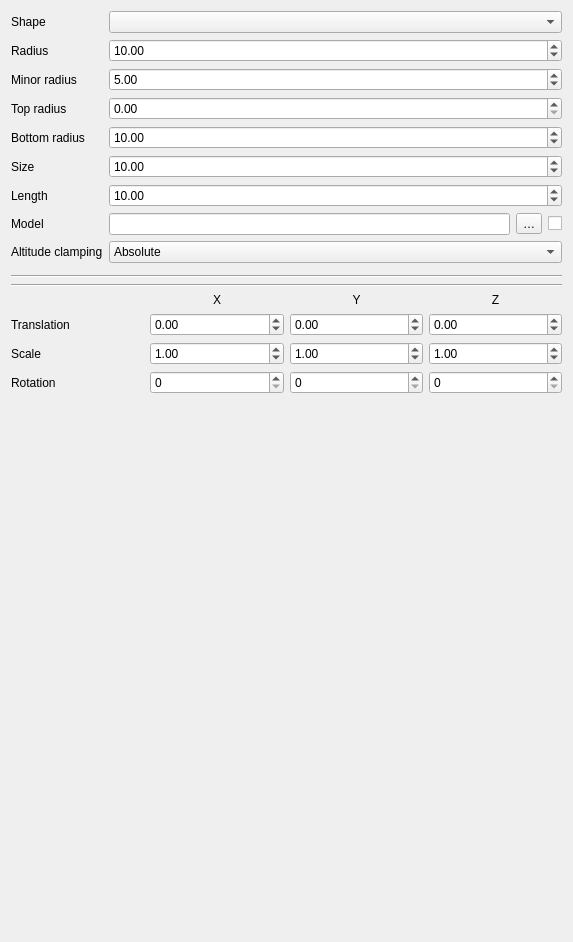
The window that src/ui/3d/point3dsymbolwidget.ui (qgis/QGIS) describes before a commit, drawn with Qt 5.
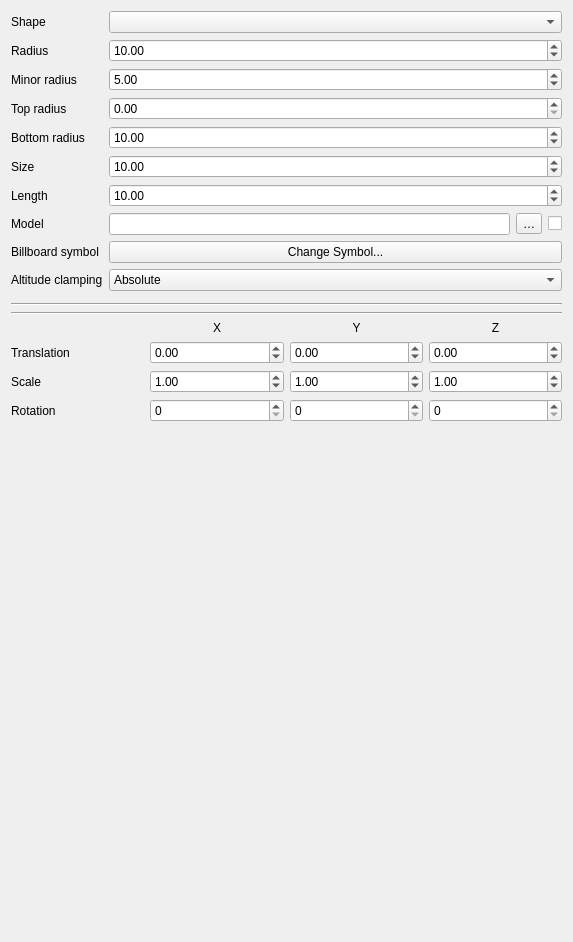
The same window after the commit. Custom widgets are drawn as their Qt base class.

Commit message: Add button to change billboard symbol.

Diff of the .ui file:
```diff
--- a/src/ui/3d/point3dsymbolwidget.ui
+++ b/src/ui/3d/point3dsymbolwidget.ui
@@ -154,14 +154,14 @@
      </item>
     </layout>
    </item>
-   <item row="8" column="0">
+   <item row="9" column="0">
     <widget class="QLabel" name="labelAltClamping">
      <property name="text">
       <string>Altitude clamping</string>
      </property>
     </widget>
    </item>
-   <item row="8" column="1">
+   <item row="9" column="1">
     <widget class="QComboBox" name="cboAltClamping">
      <item>
       <property name="text">
@@ -180,24 +180,24 @@
      </item>
     </widget>
    </item>
-   <item row="9" column="0" colspan="2">
+   <item row="12" column="0" colspan="2">
     <widget class="QgsPhongMaterialWidget" name="widgetMaterial" native="true"/>
    </item>
-   <item row="10" column="0" colspan="2">
+   <item row="13" column="0" colspan="2">
     <widget class="Line" name="line">
      <property name="orientation">
       <enum>Qt::Horizontal</enum>
      </property>
     </widget>
    </item>
-   <item row="11" column="0" colspan="2">
+   <item row="14" column="0" colspan="2">
     <widget class="Line" name="line_2">
      <property name="orientation">
       <enum>Qt::Horizontal</enum>
      </property>
     </widget>
    </item>
-   <item row="12" column="0" colspan="2">
+   <item row="15" column="0" colspan="2">
     <layout class="QGridLayout" name="gridLayout">
      <item row="0" column="1">
       <widget class="QLabel" name="label_5">
@@ -239,30 +239,30 @@
      <item row="1" column="1">
       <widget class="QgsDoubleSpinBox" name="spinTX">
        <property name="minimum">
-        <double>-99999.900000000000006</double>
+        <double>-99999.899999999994179</double>
        </property>
        <property name="maximum">
-        <double>99999.900000000000006</double>
+        <double>99999.899999999994179</double>
        </property>
       </widget>
      </item>
      <item row="1" column="2">
       <widget class="QgsDoubleSpinBox" name="spinTY">
        <property name="minimum">
-        <double>-99999.900000000000006</double>
+        <double>-99999.899999999994179</double>
        </property>
        <property name="maximum">
-        <double>99999.900000000000006</double>
+        <double>99999.899999999994179</double>
        </property>
       </widget>
      </item>
      <item row="1" column="3">
       <widget class="QgsDoubleSpinBox" name="spinTZ">
        <property name="minimum">
-        <double>-99999.900000000000006</double>
+        <double>-99999.899999999994179</double>
        </property>
        <property name="maximum">
-        <double>99999.900000000000006</double>
+        <double>99999.899999999994179</double>
        </property>
       </widget>
      </item>
@@ -276,10 +276,10 @@
      <item row="2" column="1">
       <widget class="QgsDoubleSpinBox" name="spinSX">
        <property name="minimum">
-        <double>-99999.900000000000006</double>
+        <double>-99999.899999999994179</double>
        </property>
        <property name="maximum">
-        <double>99999.900000000000006</double>
+        <double>99999.899999999994179</double>
        </property>
        <property name="value">
         <double>1.000000000000000</double>
@@ -289,10 +289,10 @@
      <item row="2" column="2">
       <widget class="QgsDoubleSpinBox" name="spinSY">
        <property name="minimum">
-        <double>-99999.900000000000006</double>
+        <double>-99999.899999999994179</double>
        </property>
        <property name="maximum">
-        <double>99999.900000000000006</double>
+        <double>99999.899999999994179</double>
        </property>
        <property name="value">
         <double>1.000000000000000</double>
@@ -302,10 +302,10 @@
      <item row="2" column="3">
       <widget class="QgsDoubleSpinBox" name="spinSZ">
        <property name="minimum">
-        <double>-99999.900000000000006</double>
+        <double>-99999.899999999994179</double>
        </property>
        <property name="maximum">
-        <double>99999.900000000000006</double>
+        <double>99999.899999999994179</double>
        </property>
        <property name="value">
         <double>1.000000000000000</double>
@@ -351,6 +351,20 @@
      </item>
     </layout>
    </item>
+   <item row="8" column="0">
+    <widget class="QLabel" name="labelBillboardSymbol">
+     <property name="text">
+      <string>Billboard symbol</string>
+     </property>
+    </widget>
+   </item>
+   <item row="8" column="1">
+    <widget class="QPushButton" name="btnChangeSymbol">
+     <property name="text">
+      <string>Change Symbol...</string>
+     </property>
+    </widget>
+   </item>
   </layout>
  </widget>
  <customwidgets>
```
The commit also changes 5 other files.
